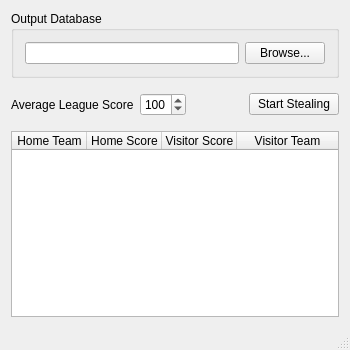
First picture: the form in mainwindow.ui, repository Legend1991/NBAStatsThief, before the edit.
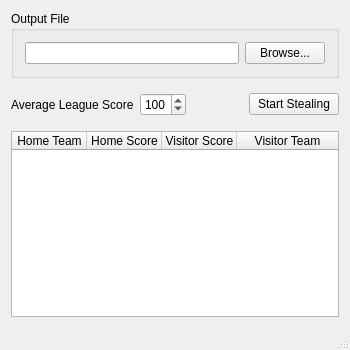
Second picture: the form after the edit. Icons and pictures are not drawn.

Commit message: Writing results.

```diff
--- a/mainwindow.ui
+++ b/mainwindow.ui
@@ -34,7 +34,7 @@
     <item>
      <widget class="QGroupBox" name="gbOutputDB">
       <property name="title">
-       <string>Output Database</string>
+       <string>Output File</string>
       </property>
       <layout class="QHBoxLayout" name="horizontalLayout">
        <item>
```
The commit also changes 2 other files.
